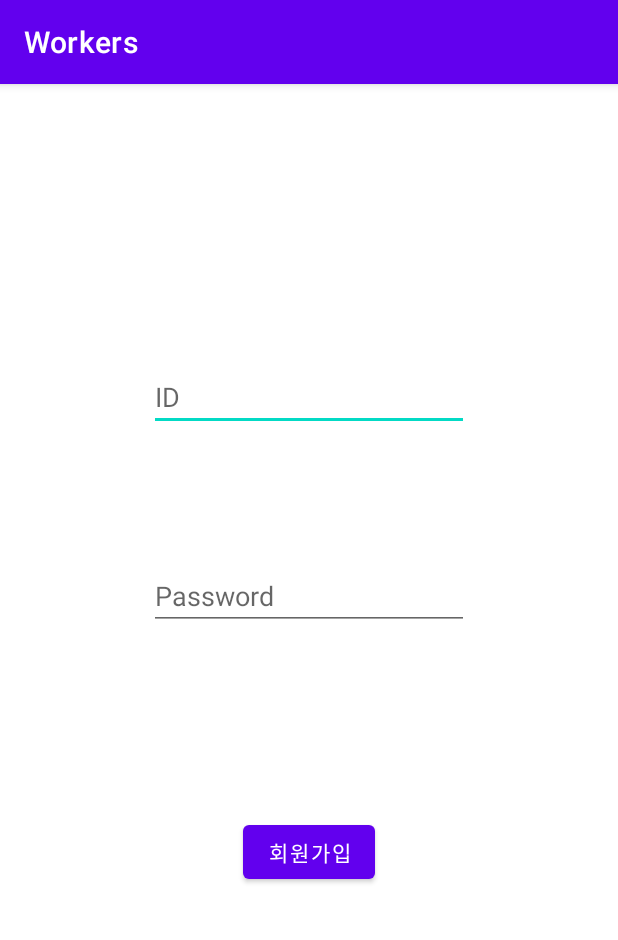
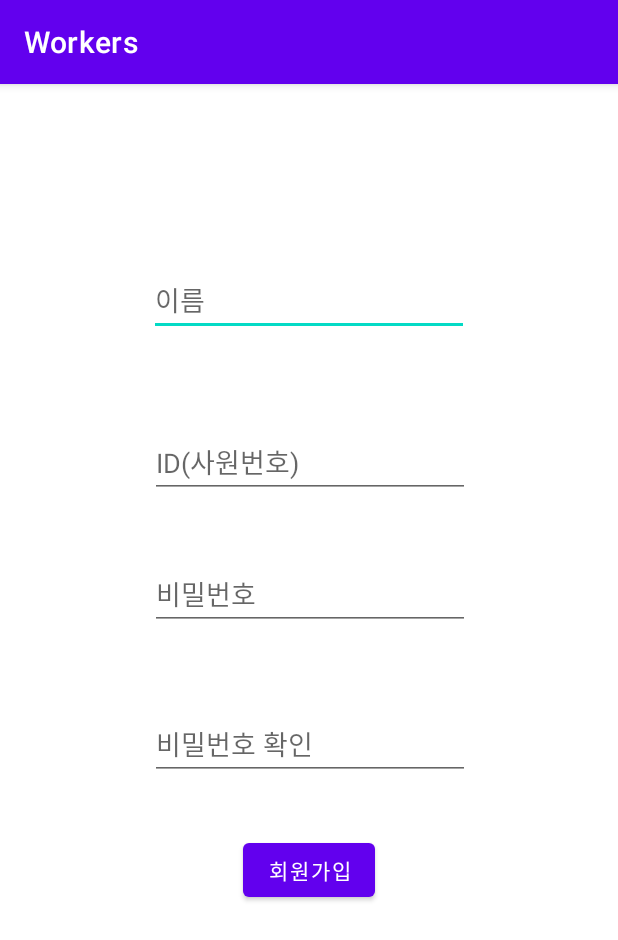
Before and after one commit to olnuyh/SafetyHat_Workers, an Android app: the SignupActivity screen opened directly, with no data from a screen before it, after a tap on "회원가입", on a phone screen of 412 x 824 dp. Shown: the top 940 px of the screen. Run offline under Robolectric (Android 15) with nearby library versions, the phone set to English and light mode, and no system bars; our stand-ins replace Volley.

Commit message:
로그인, 회원가입 수정

```diff
--- a/app/src/main/java/com/example/workers/LoginActivity.kt
+++ b/app/src/main/java/com/example/workers/LoginActivity.kt
@@ -21,10 +21,17 @@ class LoginActivity : AppCompatActivity() {
             val loginId = binding.loginId.text.toString()
             val loginPw = binding.loginPw.text.toString()
 
+            if(loginId.equals("")){
+                Toast.makeText(this, "아이디를 입력하세요.", Toast.LENGTH_SHORT).show()
+            }
+            else if(loginPw.equals("")){
+                Toast.makeText(this, "비밀번호를 입력하세요.", Toast.LENGTH_SHORT).show()
+            }
+            else{
                 // Volley를 이용한 http 통신
                 val loginRequest = object : StringRequest(
                     Request.Method.POST,
-                "http://ip주소/login.php",
+                    "http://192.168.33.73/login.php",
                     Response.Listener<String>{ response ->
                         if(response.toInt() == -1){ // 로그인 실패
                             Toast.makeText(this, "아이디와 비밀번호가 일치하지 않습니다.", Toast.LENGTH_LONG).show()
@@ -51,6 +58,7 @@ class LoginActivity : AppCompatActivity() {
                 val queue = Volley.newRequestQueue(this)
                 queue.add(loginRequest)
             }
+        }
 
         binding.goToSignupBtn.setOnClickListener {
             val intent = Intent(this, SignupActivity::class.java)
--- a/app/src/main/java/com/example/workers/SignupActivity.kt
+++ b/app/src/main/java/com/example/workers/SignupActivity.kt
@@ -20,13 +20,28 @@ class SignupActivity : AppCompatActivity() {
         setContentView(binding.root)
 
         binding.signupBtn.setOnClickListener {
-            val signupId = binding.signupId.text.toString() // 사용자가 입력한 ID
+            val signupName = binding.signupName.text.toString() // 사용자가 입력한 이름
+            val signupId = binding.signupId.text.toString() // 사용자가 입력한 ID(사원번호)
             val signupPw = binding.signupPw.text.toString() // 사용자가 입력한 PW
+            val signupPwCheck = binding.signupPwCheck.text.toString()
 
+            if(signupName.equals("")){
+                Toast.makeText(this, "이름을 입력하세요.", Toast.LENGTH_SHORT).show()
+            }
+            else if(signupId.equals("")){
+                Toast.makeText(this, "아이디(사원번호)를 입력하세요.", Toast.LENGTH_SHORT).show()
+            }
+            else if(signupPw.equals("")){
+                Toast.makeText(this, "비밀번호를 입력하세요.", Toast.LENGTH_SHORT).show()
+            }
+            else if(signupPwCheck.equals("")){
+                Toast.makeText(this, "비밀번호를 한번 더 입력하세요.", Toast.LENGTH_SHORT).show()
+            }
+            else{
                 // Volley를 이용한 http 통신
                 val signupRequest = object : StringRequest(
                     Request.Method.POST,
-                "http://ip주소/signup.php",
+                    "http://192.168.33.73/signup.php",
                     Response.Listener<String>{ response ->
                         if(response.toInt() == -1){ // 회원가입 실패
                             Toast.makeText(this, "이미 존재하는 아이디입니다.", Toast.LENGTH_LONG).show()
@@ -45,6 +60,7 @@ class SignupActivity : AppCompatActivity() {
                         val params : MutableMap<String, String> = HashMap()
                         params["id"] = signupId
                         params["pw"] = signupPw
+                        params["name"] = signupName
                         return params
                     }
                 }
@@ -54,3 +70,4 @@ class SignupActivity : AppCompatActivity() {
             }
         }
     }
+}
--- a/app/src/main/res/layout/activity_signup.xml
+++ b/app/src/main/res/layout/activity_signup.xml
@@ -7,36 +7,64 @@
     tools:context=".SignupActivity">
 
     <EditText
-        android:id="@+id/signupId"
+        android:id="@+id/signupName"
         android:layout_width="wrap_content"
         android:layout_height="wrap_content"
-        android:layout_marginTop="186dp"
+        android:layout_marginTop="120dp"
         android:ems="10"
-        android:hint="ID"
+        android:hint="이름"
         android:inputType="textPersonName"
         app:layout_constraintEnd_toEndOf="parent"
         app:layout_constraintStart_toStartOf="parent"
         app:layout_constraintTop_toTopOf="parent" />
 
     <EditText
+        android:id="@+id/signupId"
+        android:layout_width="wrap_content"
+        android:layout_height="wrap_content"
+        android:layout_marginTop="60dp"
+        android:ems="10"
+        android:hint="ID(사원번호)"
+        android:inputType="textPersonName"
+        app:layout_constraintEnd_toEndOf="parent"
+        app:layout_constraintHorizontal_bias="0.502"
+        app:layout_constraintStart_toStartOf="parent"
+        app:layout_constraintTop_toBottomOf="@+id/signupName" />
+
+    <EditText
         android:id="@+id/signupPw"
         android:layout_width="wrap_content"
         android:layout_height="wrap_content"
-        android:layout_marginTop="87dp"
+        android:layout_marginTop="40dp"
         android:ems="10"
-        android:hint="Password"
+        android:hint="비밀번호"
         android:inputType="textPassword"
         app:layout_constraintEnd_toEndOf="parent"
+        app:layout_constraintHorizontal_bias="0.502"
         app:layout_constraintStart_toStartOf="parent"
         app:layout_constraintTop_toBottomOf="@+id/signupId" />
+
+    <EditText
+        android:id="@+id/signupPwCheck"
+        android:layout_width="wrap_content"
+        android:layout_height="wrap_content"
+        android:layout_marginTop="52dp"
+        android:ems="10"
+        android:hint="비밀번호 확인"
+        android:inputType="textPassword"
+        app:layout_constraintEnd_toEndOf="parent"
+        app:layout_constraintHorizontal_bias="0.502"
+        app:layout_constraintStart_toStartOf="parent"
+        app:layout_constraintTop_toBottomOf="@+id/signupPw" />
 
     <Button
         android:id="@+id/signupBtn"
         android:layout_width="wrap_content"
         android:layout_height="wrap_content"
-        android:layout_marginTop="124dp"
+        android:layout_marginTop="136dp"
         android:text="회원가입"
         app:layout_constraintEnd_toEndOf="parent"
         app:layout_constraintStart_toStartOf="parent"
         app:layout_constraintTop_toBottomOf="@+id/signupPw" />
+
 </androidx.constraintlayout.widget.ConstraintLayout>
```
Lines whose indentation alone changed are shown as unchanged.
